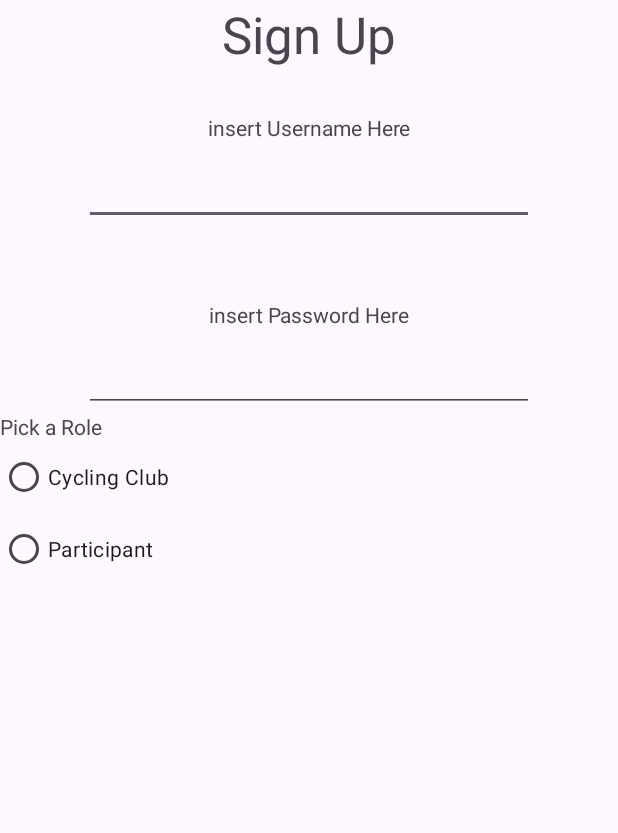
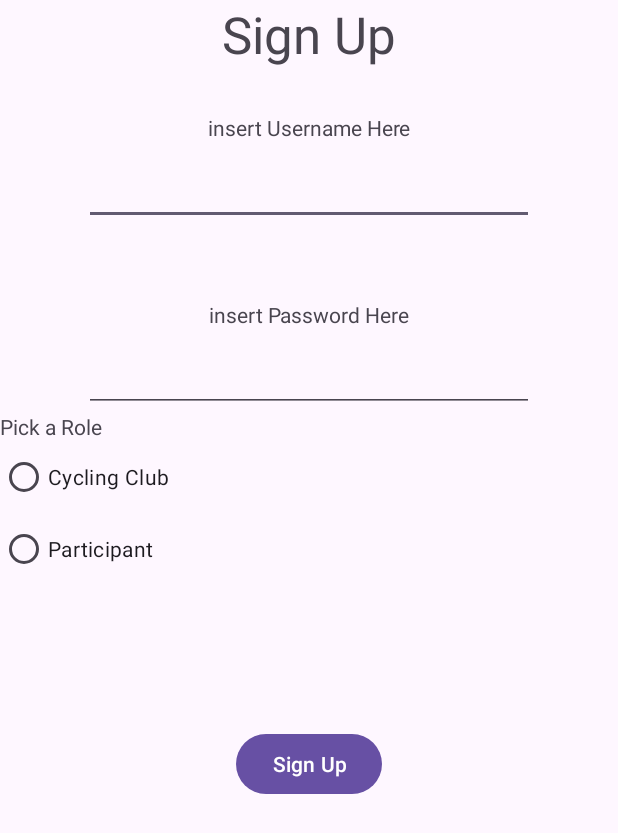
Before and after one commit to SEG2105BC-uOttawa/seg2105f23-project_grp_42, an Android app: the layout activity_signup.xml on its own in the app's theme, with its tools: preview values and no code run, on a phone screen of 412 x 824 dp. Shown: the top 833 px of the screen. Run offline under Robolectric (Android 15) with nearby library versions, the phone set to English and light mode, and no system bars; Roboto replaces fonts that are not available here.

```diff
--- a/app/src/main/java/com/example/cyclingclub/Administrator.java
+++ b/app/src/main/java/com/example/cyclingclub/Administrator.java
@@ -12,7 +12,8 @@ public class Administrator extends User{
     private static List<Event> events;
 
     //create a constructor with the array list of the events
-    public Administrator() {
+    public Administrator(String username, String password, String role) {
+        super(username, password, role);
         events = new ArrayList<Event>();
     }
 
--- a/app/src/main/res/layout/activity_signup.xml
+++ b/app/src/main/res/layout/activity_signup.xml
@@ -3,7 +3,8 @@
                 xmlns:app="http://schemas.android.com/apk/res-auto"
                 xmlns:tools="http://schemas.android.com/tools"
                 android:layout_width="match_parent"
-    android:layout_height="match_parent">
+                android:layout_height="match_parent"
+                tools:context=".SignupActivity">>
 
     <LinearLayout
             android:layout_width="match_parent"
@@ -90,6 +91,17 @@
                 android:layout_height="wrap_content"
                 android:text="Participant" />
 
+        <Space
+                android:layout_width="match_parent"
+                android:layout_height="95dp" />
+
+        <Button
+                android:id="@+id/button2"
+                android:layout_width="wrap_content"
+                android:layout_height="wrap_content"
+                android:layout_gravity="center"
+                android:gravity="center"
+                android:text="@string/sign_up_text" />
     </LinearLayout>
 
 </RelativeLayout>
--- a/app/src/main/res/values/strings.xml
+++ b/app/src/main/res/values/strings.xml
@@ -10,8 +10,6 @@
     <string name="insertPassword">insert Password Here</string>
     <string name="pickRole">Pick a Role</string>
     <string name="login_final">Login</string>
-    <string name="insertUsername">Insert Username Here</string>
-    <string name="insertPassword">Insert Password Here</string>
     <string name="createAccount">Sign Up</string>
     <string name="invalid_login_credentials">Invalid login credentials</string>
     <string name="welcome_message">Welcome!</string>
```
Also changed, not shown: app/src/main/java/com/example/cyclingclub/EventOrganizer.java (+7 -2 lines), app/src/main/java/com/example/cyclingclub/LoginActivity.java (+7 -0 lines), app/src/main/java/com/example/cyclingclub/Participant.java (+5 -6 lines), app/src/main/java/com/example/cyclingclub/SignupActivity.java (added, +69 -0 lines), app/src/main/java/com/example/cyclingclub/User.java (+24 -5 lines), app/src/main/java/com/example/cyclingclub/WelcomeScreen.java (+9 -0 lines). Lines whose indentation alone changed are shown as unchanged.
